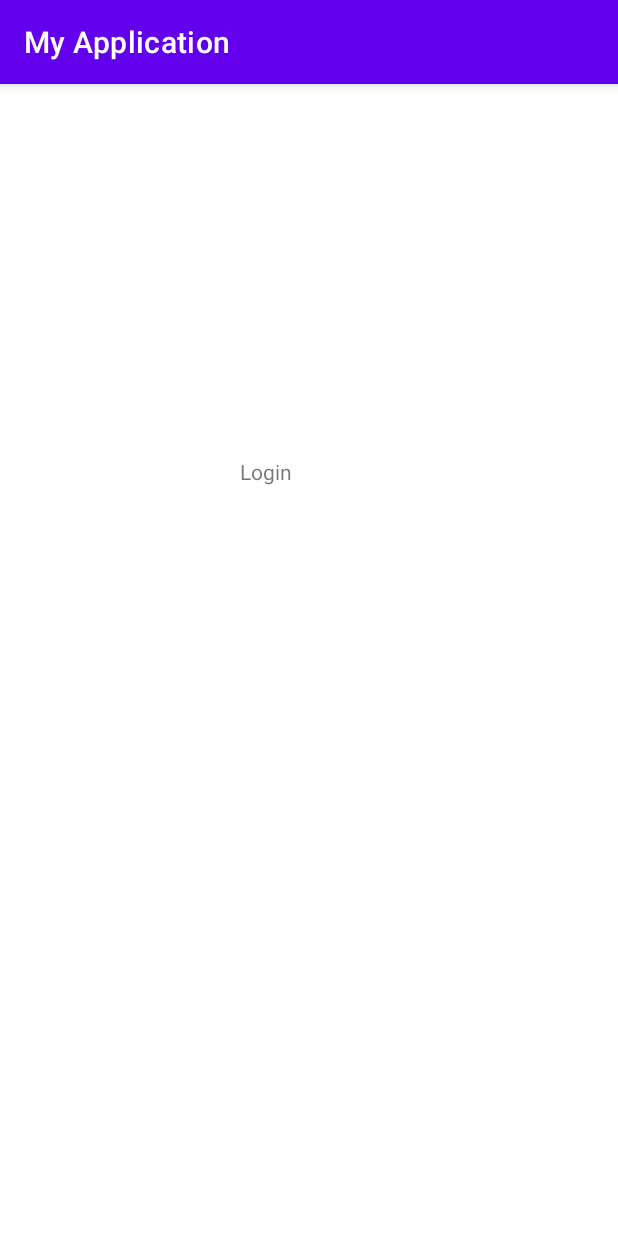
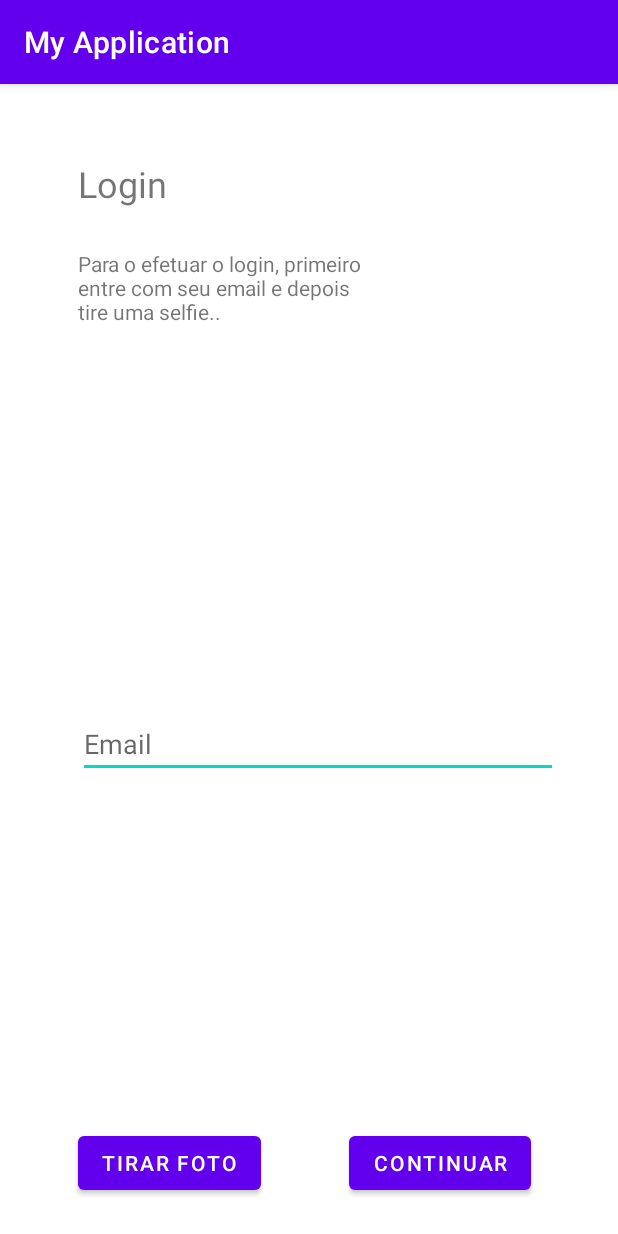
Before and after one commit to DiegoCrassus/PDM-APP1, an Android app: the signIn screen opened directly, with no data from a screen before it, on a phone screen of 412 x 824 dp. Run offline under Robolectric (Android 15) with nearby library versions, the phone set to English and light mode, and no system bars; libraries missing offline, so code that uses them is left out: br.com.

Commit message:
MOD: inicio da tela de login

```diff
--- a/app/app/src/main/res/layout/activity_sign_in.xml
+++ b/app/app/src/main/res/layout/activity_sign_in.xml
@@ -6,13 +6,72 @@
     android:layout_height="match_parent"
     tools:context=".signIn">
 
+    <androidx.constraintlayout.widget.Guideline
+        android:id="@+id/guideline4"
+        android:layout_width="wrap_content"
+        android:layout_height="wrap_content"
+        android:orientation="horizontal"
+        app:layout_constraintGuide_begin="50dp" />
+
+    <androidx.constraintlayout.widget.Guideline
+        android:id="@+id/guideline5"
+        android:layout_width="wrap_content"
+        android:layout_height="wrap_content"
+        android:orientation="vertical"
+        app:layout_constraintGuide_begin="52dp" />
+
     <TextView
         android:id="@+id/textView"
-        android:layout_width="58dp"
+        android:layout_width="wrap_content"
         android:layout_height="wrap_content"
-        android:layout_marginStart="160dp"
-        android:layout_marginBottom="500dp"
-        android:text="@string/login_teste"
-        app:layout_constraintBottom_toBottomOf="parent"
-        app:layout_constraintStart_toStartOf="parent" />
+        android:text="@string/loginTitle"
+        android:textSize="24sp"
+        app:layout_constraintStart_toStartOf="@+id/guideline5"
+        app:layout_constraintTop_toTopOf="@+id/guideline4" />
+
+    <TextView
+        android:id="@+id/textView2"
+        android:layout_width="199dp"
+        android:layout_height="74dp"
+        android:layout_marginTop="60dp"
+        android:text="@string/descrição_login"
+        app:layout_constraintStart_toStartOf="@+id/guideline5"
+        app:layout_constraintTop_toTopOf="@+id/guideline4" />
+
+    <EditText
+        android:id="@+id/textFieldEmailLogin"
+        android:layout_width="wrap_content"
+        android:layout_height="wrap_content"
+        android:ems="15"
+        android:hint="@string/email"
+        android:importantForAutofill="no"
+        android:inputType="textEmailAddress"
+        app:layout_constraintBottom_toTopOf="@+id/guideline6"
+        app:layout_constraintStart_toStartOf="@+id/guideline5"
+        app:layout_constraintTop_toBottomOf="@+id/textView2" />
+
+    <Button
+        android:id="@+id/btnSendLogin"
+        android:layout_width="wrap_content"
+        android:layout_height="wrap_content"
+        android:text="@string/continuar"
+        app:layout_constraintEnd_toEndOf="parent"
+        app:layout_constraintStart_toEndOf="@+id/btnTakePictureLogin"
+        app:layout_constraintTop_toTopOf="@+id/guideline6" />
+
+    <Button
+        android:id="@+id/btnTakePictureLogin"
+        android:layout_width="wrap_content"
+        android:layout_height="48dp"
+        android:text="@string/tirar_foto"
+        app:layout_constraintStart_toStartOf="@+id/guideline5"
+        app:layout_constraintTop_toTopOf="@+id/guideline6" />
+
+    <androidx.constraintlayout.widget.Guideline
+        android:id="@+id/guideline6"
+        android:layout_width="wrap_content"
+        android:layout_height="wrap_content"
+        android:orientation="horizontal"
+        app:layout_constraintGuide_end="73dp" />
+
 </androidx.constraintlayout.widget.ConstraintLayout>
--- a/app/app/src/main/res/values/strings.xml
+++ b/app/app/src/main/res/values/strings.xml
@@ -8,10 +8,12 @@
     <string name="terceira_foto">3ª Foto</string>
     <string name="cadastroTitle">Cadastro</string>
     <string name="descrição_cadastro">Para o cadastro é necessário entrar com um email e três fotos do rosto para o reconhecimento facial.</string>
+    <string name="descrição_login">Para o efetuar o login, primeiro entre com seu email e depois tire uma selfie..</string>
     <string name="cadastrar">Cadastrar</string>
     <string name="cadastro_email">Para continuar com o reconhecimento facial, será necessário a utilização de um email.</string>
     <string name="continuar">Continuar</string>
     <string name="email">Email</string>
     <string name="name">Name</string>
     <string name="default_user">User</string>
+    <string name="loginTitle">Login</string>
 </resources>
```
Also changed, not shown: app/app/src/main/java/br/com/PDM/signIn.kt (+203 -0 lines).
